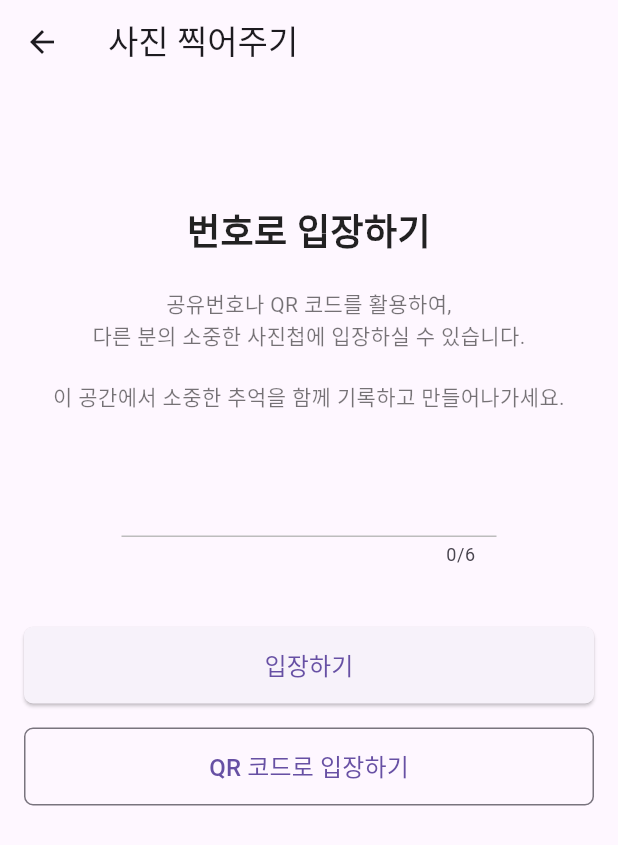
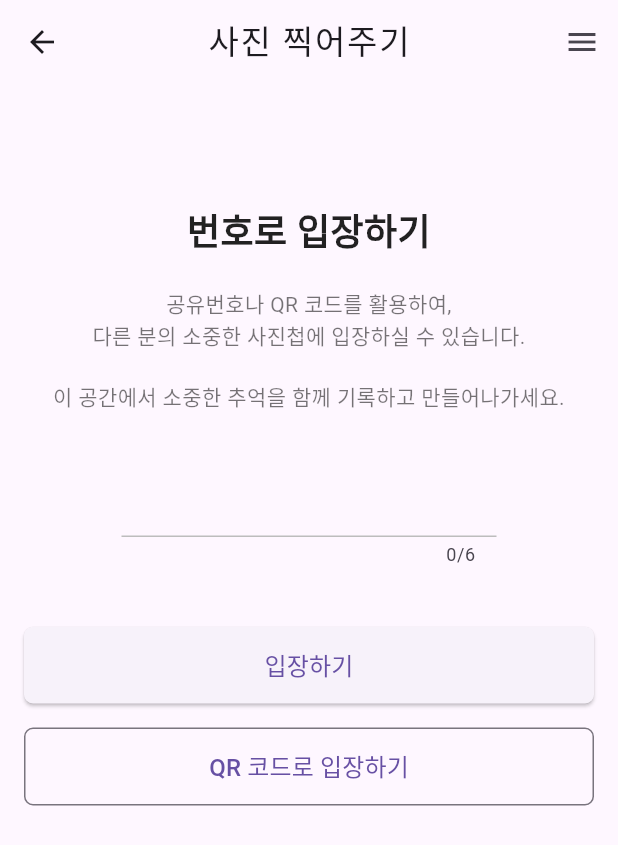
Before and after one commit to Si-Hyeak-KANG/SHARED_ALBUM_APP, a Flutter app: the PhotoAlbumListScreen screen opened directly, after a tap on "사진 찍어주기", on a phone screen of 412 x 824 dp. Shown: the top 845 px of the screen. Run offline on Flutter 3.47's test engine with Material 3 defaults, Android fonts, the phone set to English and light mode, and no system bars.

Commit message:
공통 AppBar 분리 및 임시 로고 추가

```diff
--- a/lib/screens/common/splash_screen.dart
+++ b/lib/screens/common/splash_screen.dart
@@ -2,6 +2,7 @@ import 'dart:async';
 
 import 'package:flutter/material.dart';
 import 'package:gachi_ganjik/screens/common/main_screen.dart';
+
 
 class SplashScreen extends StatefulWidget {
   const SplashScreen({super.key});
@@ -23,7 +24,7 @@ class _SplashScreenState extends State<SplashScreen> {
   }
 
   startTime() {
-    var duration = const Duration(seconds: 3);
+    var duration = const Duration(seconds: 30);
     return Timer(duration, navigationPage);
   }
 
@@ -40,10 +41,14 @@ class _SplashScreenState extends State<SplashScreen> {
   @override
   Widget build(BuildContext context) {
     return Scaffold(
-        backgroundColor: Colors.blue,
-        body: Center(
-          child: Text('splash screen'),
+      backgroundColor: Colors.white,
+      body: Center(
+        child: Image.asset(
+          'assets/images/app_logo.png',
+            width: 300,
+            fit: BoxFit.contain,
         ),
+      ),
     );
   }
 
--- a/lib/screens/photos/enter_other_album_num_screen.dart
+++ b/lib/screens/photos/enter_other_album_num_screen.dart
@@ -1,4 +1,5 @@
 import 'package:flutter/material.dart';
+import 'package:gachi_ganjik/widgets/common_app_bar_with_title.dart';
 
 class EnterOtherAlbumNumScreen extends StatelessWidget {
   const EnterOtherAlbumNumScreen({super.key});
@@ -6,8 +7,9 @@ class EnterOtherAlbumNumScreen extends StatelessWidget {
   @override
   Widget build(BuildContext context) {
     return Scaffold(
-      appBar: AppBar(
-        title: const Text('사진 찍어주기'),
+      appBar: CommonAppBarWithTitle(
+        titleText: "사진 찍어주기",
+        isActions: true,
       ),
       body: Padding(
         padding: const EdgeInsets.symmetric(horizontal: 16.0),
@@ -46,7 +48,8 @@ class EnterOtherAlbumNumScreen extends StatelessWidget {
                   decoration: InputDecoration(
                     filled: false,
                     enabledBorder: UnderlineInputBorder(
-                      borderSide: BorderSide(color: Colors.grey.shade400, width: 1.0),
+                      borderSide:
+                          BorderSide(color: Colors.grey.shade400, width: 1.0),
                     ),
                     focusedBorder: UnderlineInputBorder(
                       borderSide: BorderSide(color: Colors.blue, width: 2.0),
@@ -102,5 +105,4 @@ class EnterOtherAlbumNumScreen extends StatelessWidget {
       ),
     );
   }
-
 }
--- a/lib/screens/photos/photo_album_list_screen.dart
+++ b/lib/screens/photos/photo_album_list_screen.dart
@@ -18,8 +18,19 @@ class _PhotoAlbumListScreen extends State<PhotoAlbumListScreen> {
   Widget build(BuildContext context) {
     return Scaffold(
       appBar: PreferredSize(
-        preferredSize: const Size.fromHeight(20.0),
-        child: AppBar(),
+        preferredSize: const Size.fromHeight(kToolbarHeight),
+        child: AppBar(
+          title: Padding(
+            padding: const EdgeInsets.only(top: 20.0),
+            child: Image.asset(
+              'assets/images/header_app_logo.png',
+              width: 150,
+              height: 250,
+              fit: BoxFit.contain, // contain으로 바꿔서 비율 유지하면서 공간에 맞춰보자!
+            ),
+          ),
+          centerTitle: false,
+        ),
       ),
       body: Column(
         children: [
@@ -33,7 +44,8 @@ class _PhotoAlbumListScreen extends State<PhotoAlbumListScreen> {
                     onPressed: () {
                       Navigator.push(
                         context,
-                        MaterialPageRoute(builder: (context) => EnterOtherAlbumNumScreen()),
+                        MaterialPageRoute(
+                            builder: (context) => EnterOtherAlbumNumScreen()),
                       );
                     },
                     style: OutlinedButton.styleFrom(
--- /dev/null
+++ b/lib/widgets/common_app_bar_with_title.dart
@@ -0,0 +1,38 @@
+import 'package:flutter/material.dart';
+
+class CommonAppBarWithTitle extends StatelessWidget
+    implements PreferredSizeWidget {
+  final String titleText;
+  final bool isActions;
+
+  const CommonAppBarWithTitle({
+    super.key,
+    required this.titleText,
+    required this.isActions,
+  });
+
+  @override
+  Widget build(BuildContext context) {
+    return AppBar(
+      title: Text(
+        titleText,
+        style: TextStyle(letterSpacing: 1.2),
+      ),
+      centerTitle: true,
+      actions: isActions
+          ? [
+              IconButton(
+                icon: const Icon(Icons.menu), // 설정 아이콘! ⚙️
+                onPressed: () {
+                  print('설정 버튼 눌림!');
+                },
+              ),
+            ]
+          : null,
+    );
+  }
+
+  @override
+  Size get preferredSize =>
+      const Size.fromHeight(kToolbarHeight); // AppBar의 기본 높이!
+}
--- a/pubspec.yaml
+++ b/pubspec.yaml
@@ -58,9 +58,9 @@ flutter:
   uses-material-design: true
 
   # To add assets to your application, add an assets section, like this:
-  # assets:
-  #   - images/a_dot_burr.jpeg
-  #   - images/a_dot_ham.jpeg
+  assets:
+    - assets/images/app_logo.png
+    - assets/images/header_app_logo.png
 
   # An image asset can refer to one or more resolution-specific "variants", see
   # https://flutter.dev/to/resolution-aware-images
```
Also changed, not shown: assets/images/app_logo.png (added), assets/images/header_app_logo.png (added).
